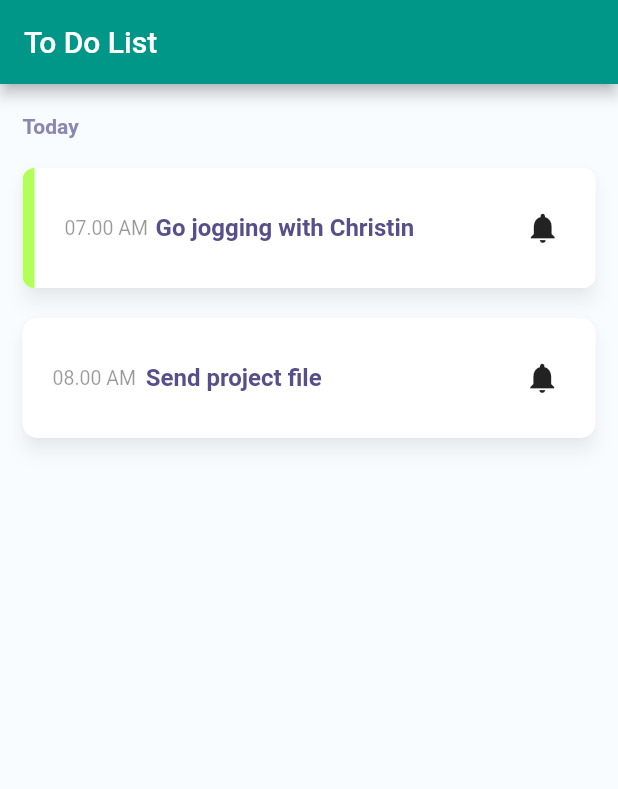
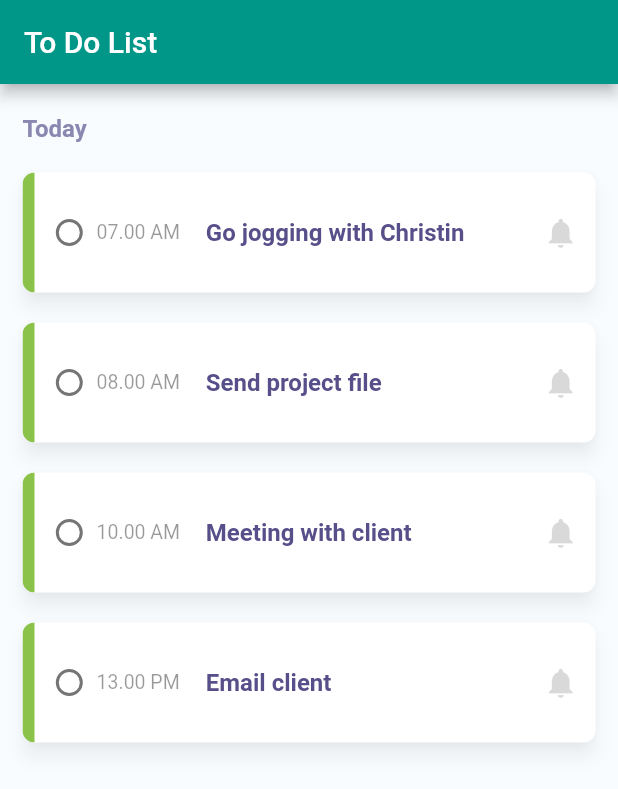
Before and after one commit to pravastacaraka/flutter-app-training, a Flutter app: the screen it shows after launch, on a phone screen of 412 x 824 dp. Shown: the top 789 px of the screen. Run offline on Flutter 3.47's test engine with Material 2 defaults, Android fonts, the phone set to English and light mode, and no system bars.

Commit message:
Update style

```diff
--- a/lib/main.dart
+++ b/lib/main.dart
@@ -38,6 +38,29 @@ class MyHomePage extends StatefulWidget {
 }
 
 class _MyHomePageState extends State<MyHomePage> {
+  var data = [
+    {
+      "task": "Go jogging with Christin",
+      "time": "07.00 AM",
+      "status": "now"
+    },
+    {
+      "task": "Send project file",
+      "time": "08.00 AM",
+      "status": "waiting"
+    },
+    {
+      "task": "Meeting with client",
+      "time": "10.00 AM",
+      "status": "urgent"
+    },
+    {
+      "task": "Email client",
+      "time": "13.00 PM",
+      "status": "waiting"
+    },
+  ];
+
   @override
   Widget build(BuildContext context) {
     return Scaffold(
@@ -47,24 +70,24 @@ class _MyHomePageState extends State<MyHomePage> {
       body: Container(
         color: Color(0xFFF8FCFF),
         child: Column(
+          crossAxisAlignment: CrossAxisAlignment.start,
           children: [
-            Expanded(
-              child: ListView(
-                children: <Widget>[
             Padding(
               padding: EdgeInsets.only(top: 20, left: 15, right: 15, bottom: 10),
               child: Text(
                 "Today",
                 style: TextStyle(
-                        fontSize: 14,
+                    fontSize: 16,
                     fontWeight: FontWeight.bold,
                     color: Color(0xFF8A88B1)
                 ),
               ),
             ),
-
-                  // Card Section
-                  Card(
+            Expanded(
+              child: ListView.builder(
+                itemCount: data.length,
+                itemBuilder: (context, i) {
+                  return Card(
                       elevation: 5,
                       shadowColor: Color.fromRGBO(0, 0, 0, 0.3),
                       margin: EdgeInsets.symmetric(vertical: 10, horizontal: 15),
@@ -77,44 +100,48 @@ class _MyHomePageState extends State<MyHomePage> {
                                 borderRadius: BorderRadius.circular(8)
                             ),
                           ),
-
-                      // Card Body
                           child: Container(
                               height: 80,
-                        padding: EdgeInsets.symmetric(horizontal: 20),
+                              padding: EdgeInsets.symmetric(horizontal: 5),
                               decoration: BoxDecoration(
                                   border: Border(
-                            left: BorderSide(color: Colors.lightGreenAccent, width: 8)
+                                      left: BorderSide(color: Colors.lightGreen, width: 8)
                                   )
                               ),
                               child: Center(
                                 // Table Content
                                   child: Table(
                                     columnWidths: {
-                              0: FlexColumnWidth(2),
-                              1: FlexColumnWidth(8),
-                              2: FlexColumnWidth(),
+                                      0: FlexColumnWidth(1),
+                                      1: FlexColumnWidth(2),
+                                      2: FlexColumnWidth(6),
+                                      3: FlexColumnWidth(1),
                                     },
                                     defaultVerticalAlignment: TableCellVerticalAlignment.middle,
                                     children: [
                                       TableRow(
                                         children: [
+                                          Radio(
+                                            value: null,
+                                            groupValue: "",
+                                            onChanged: (value) {},
+                                          ),
                                           Text(
-                                    "07.00 AM",
+                                              data[i]['time'],
                                               style: TextStyle(
                                                   fontSize: 13,
                                                   color: Color.fromRGBO(0, 0, 0, 0.4)
                                               )
                                           ),
                                           Text(
-                                    "Go jogging with Christin",
+                                            data[i]['task'],
                                             style: TextStyle(
                                                 fontSize: 16,
                                                 fontWeight: FontWeight.bold,
                                                 color: Color(0xFF574F89)
                                             ),
                                           ),
-                                  Icon(Icons.notifications)
+                                          Icon(Icons.notifications, color: Color.fromRGBO(0, 0, 0, 0.15),)
                                         ]
                                       )
                                     ],
@@ -122,62 +149,13 @@ class _MyHomePageState extends State<MyHomePage> {
                               )
                           )
                       )
-                  ),
-                  Card(
-                    elevation: 5,
-                    shadowColor: Color.fromRGBO(0, 0, 0, 0.3),
-                    shape: RoundedRectangleBorder(
-                      borderRadius: BorderRadius.circular(10),
-                    ),
-                    margin: EdgeInsets.symmetric(vertical: 10, horizontal: 15),
-                    child: Container(
-                      height: 80,
-                      padding: EdgeInsets.symmetric(horizontal: 20),
-                      child: Center(
-                        child: Table(
-                          columnWidths: {
-                            0: FlexColumnWidth(2),
-                            1: FlexColumnWidth(8),
-                            2: FlexColumnWidth(),
-                          },
-                          defaultVerticalAlignment: TableCellVerticalAlignment.middle,
-                          children: [
-                            TableRow(
-                              children: [
-                                Text(
-                                  "08.00 AM",
-                                  style: TextStyle(
-                                    fontSize: 13,
-                                    color: Color.fromRGBO(0, 0, 0, 0.4)
-                                  )
-                                ),
-                                Text(
-                                  "Send project file",
-                                  style: TextStyle(
-                                    fontSize: 16,
-                                    fontWeight: FontWeight.bold,
-                                    color: Color(0xFF574F89)
-                                  ),
-                                ),
-                                Icon(Icons.notifications)
-                              ]
-                            )
-                          ],
-                        )
-                      )
-                    )
-                  )
-                ],
+                  );
+                }
               )
             )
           ],
         ),
       )
-      // floatingActionButton: FloatingActionButton(
-      //   onPressed: _incrementCounter,
-      //   tooltip: 'Increment',
-      //   child: Icon(Icons.add),
-      // ), // This trailing comma makes auto-formatting nicer for build methods.
     );
   }
 }
```
Lines whose indentation alone changed are shown as unchanged.
